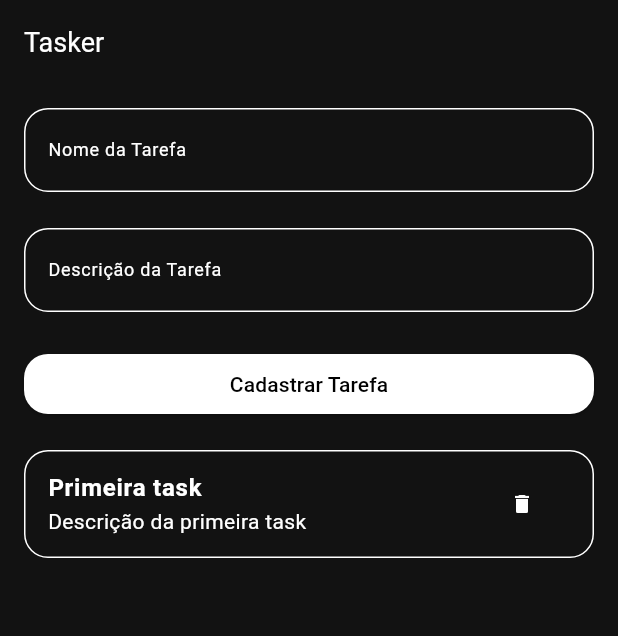
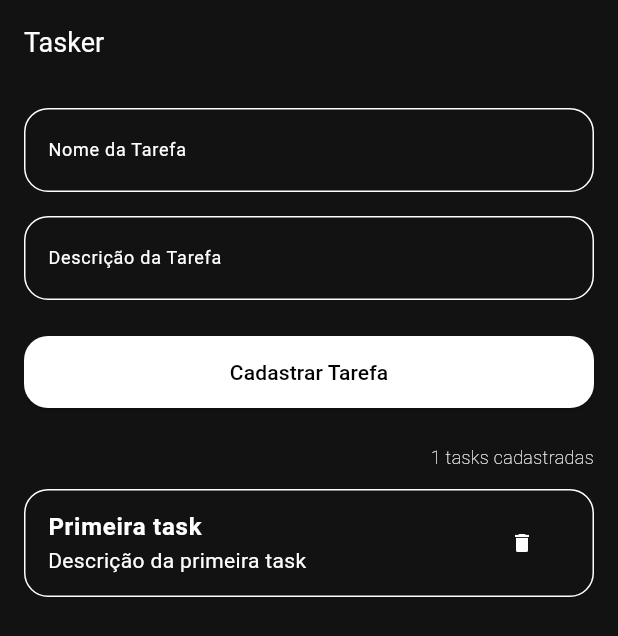
Before and after one commit to DamasoMagno/tasker_flutter, a Flutter app: the screen it shows after launch, on a phone screen of 412 x 824 dp. Shown: the top 636 px of the screen. Run offline on Flutter 3.47's test engine with Material 3 defaults, Android fonts, the phone set to English and light mode, and no system bars.

Commit message:
feat: tasks in list length showing on text

```diff
--- a/lib/main.dart
+++ b/lib/main.dart
@@ -126,7 +126,7 @@ class _MyHomePageState extends State<MyHomePage> {
                 ),
               ),
             ),
-            const SizedBox(height: 24), // Adicionando espaçamento
+            const SizedBox(height: 16), // Adicionando espaçamento
             TextField(
               controller: description,
               decoration: const InputDecoration(
@@ -143,6 +143,9 @@ class _MyHomePageState extends State<MyHomePage> {
               child: ElevatedButton(
                 onPressed: handleCreateNewTask,
                 style: ButtonStyle(
+                    minimumSize: WidgetStateProperty.all(
+                      Size(double.infinity, 48)
+                    ),
                     backgroundColor: WidgetStateProperty.all(Colors.white),
                     shape: WidgetStateProperty.all(RoundedRectangleBorder(
                         borderRadius: BorderRadius.circular(16)))),
@@ -152,7 +155,18 @@ class _MyHomePageState extends State<MyHomePage> {
                     )),
               ),
             ),
-            const SizedBox(height: 15), // Mais espaçamento
+            const SizedBox(height: 24),
+            Align(
+                alignment: Alignment.topRight,
+                child: Text(
+                  "${tasks.length} tasks cadastradas",
+                  textAlign: TextAlign.right,
+                  style: TextStyle(
+                    fontSize: 12,
+                    fontWeight: FontWeight.w100
+                  ),
+                )),
+            const SizedBox(height: 8),
             Expanded(child: TasksList(tasks: tasks, onDelete: handleDeleteTask))
           ],
         ),
```
